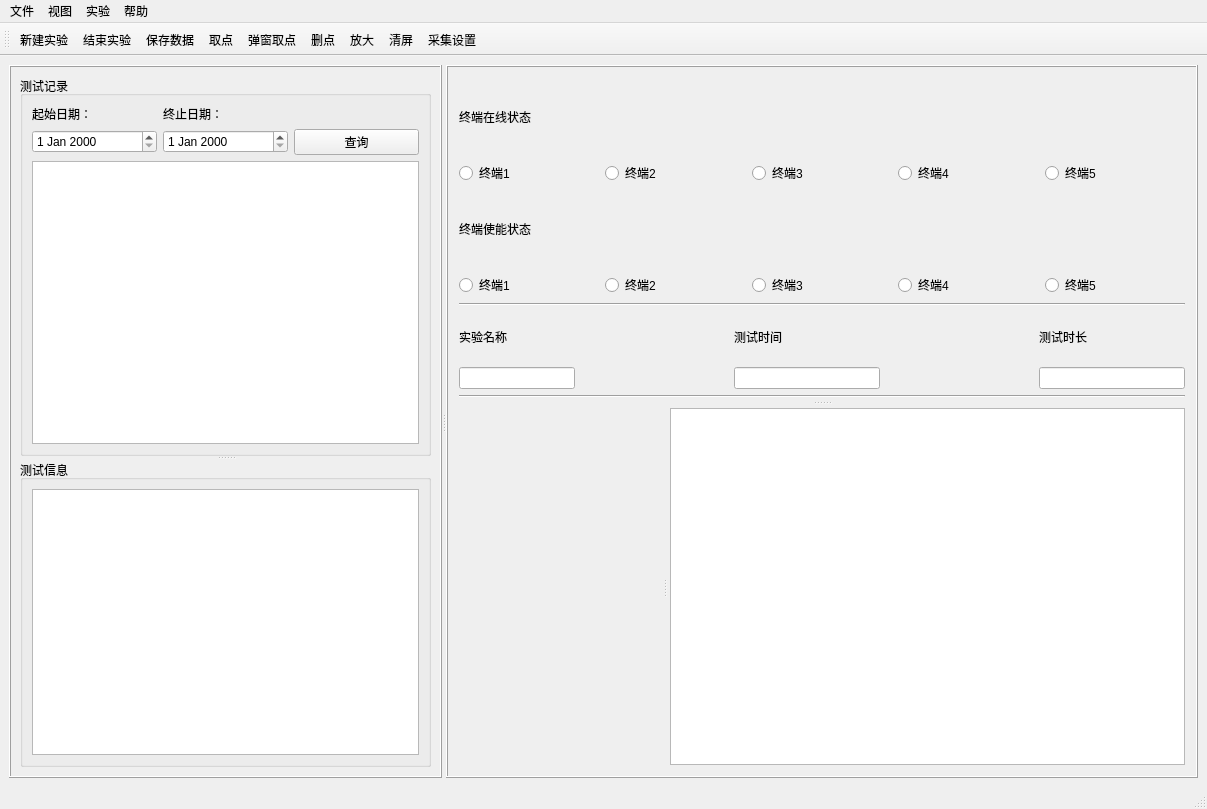
Qt form mainwin.ui (WirelessDataCollect/UpperMonitor) before a commit.
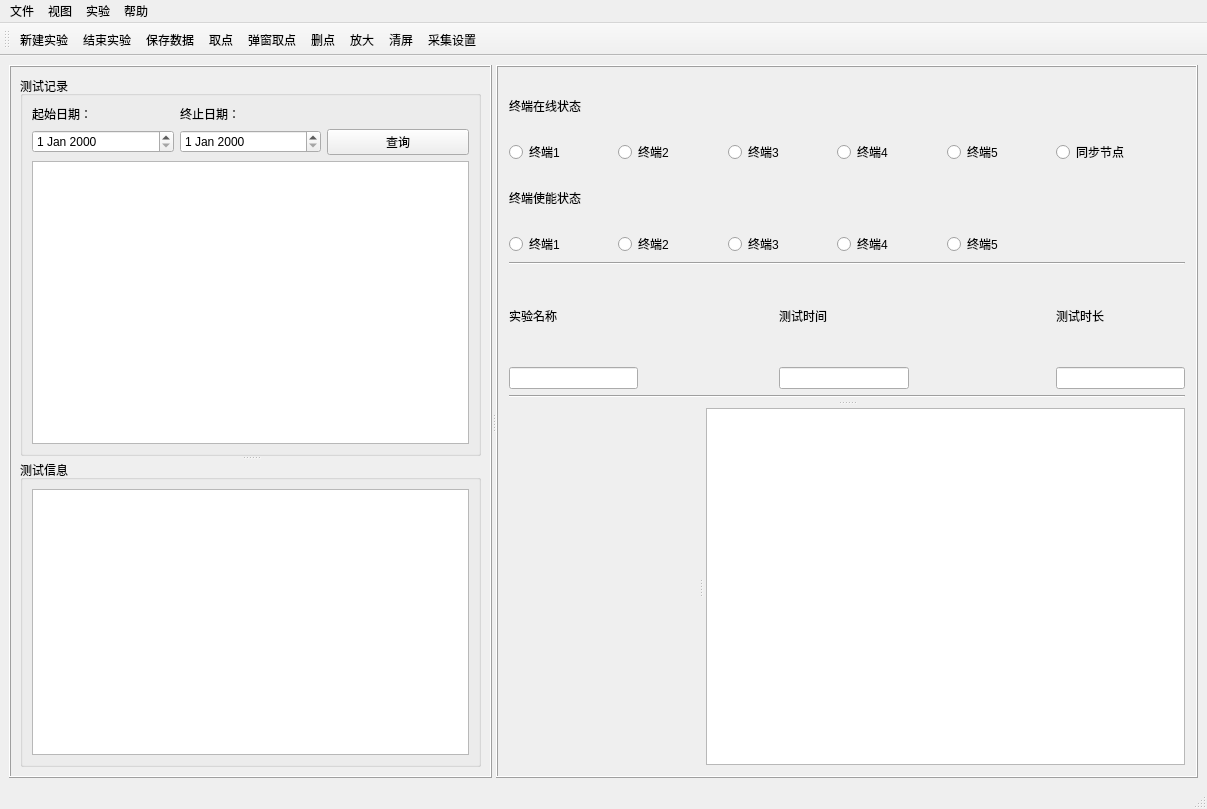
The same form after that commit. Icons and pictures are not drawn.

```diff
--- a/mainwin.ui
+++ b/mainwin.ui
@@ -125,7 +125,7 @@
         <property name="bottomMargin">
          <number>11</number>
         </property>
-        <item row="0" column="0">
+        <item row="0" column="1">
          <widget class="QSplitter" name="splitter_2">
           <property name="frameShape">
            <enum>QFrame::NoFrame</enum>
@@ -146,25 +146,184 @@
 }</string>
            </property>
            <layout class="QGridLayout" name="gridLayout_9">
-            <property name="leftMargin">
-             <number>0</number>
-            </property>
-            <property name="topMargin">
-             <number>0</number>
-            </property>
-            <property name="rightMargin">
-             <number>0</number>
-            </property>
-            <property name="bottomMargin">
-             <number>0</number>
-            </property>
-            <item row="0" column="0">
-             <widget class="QLabel" name="label">
+            <item row="3" column="0" colspan="5">
+             <layout class="QHBoxLayout" name="horizontalLayout_2">
+              <item>
+               <widget class="QRadioButton" name="radioButton_6">
+                <property name="text">
+                 <string>终端1</string>
+                </property>
+               </widget>
+              </item>
+              <item>
+               <widget class="QRadioButton" name="radioButton_7">
+                <property name="text">
+                 <string>终端2</string>
+                </property>
+               </widget>
+              </item>
+              <item>
+               <widget class="QRadioButton" name="radioButton_8">
+                <property name="text">
+                 <string>终端3</string>
+                </property>
+               </widget>
+              </item>
+              <item>
+               <widget class="QRadioButton" name="radioButton_9">
+                <property name="text">
+                 <string>终端4</string>
+                </property>
+               </widget>
+              </item>
+              <item>
+               <widget class="QRadioButton" name="radioButton_10">
+                <property name="text">
+                 <string>终端5</string>
+                </property>
+               </widget>
+              </item>
+             </layout>
+            </item>
+            <item row="6" column="1">
+             <spacer name="horizontalSpacer_7">
+              <property name="orientation">
+               <enum>Qt::Horizontal</enum>
+              </property>
+              <property name="sizeHint" stdset="0">
+               <size>
+                <width>40</width>
+                <height>20</height>
+               </size>
+              </property>
+             </spacer>
+            </item>
+            <item row="1" column="5">
+             <widget class="QRadioButton" name="radioButton_11">
+              <property name="sizePolicy">
+               <sizepolicy hsizetype="Minimum" vsizetype="Preferred">
+                <horstretch>0</horstretch>
+                <verstretch>0</verstretch>
+               </sizepolicy>
+              </property>
               <property name="text">
-               <string>终端在线状态</string>
+               <string>同步节点</string>
               </property>
              </widget>
             </item>
+            <item row="6" column="3">
+             <spacer name="horizontalSpacer_4">
+              <property name="orientation">
+               <enum>Qt::Horizontal</enum>
+              </property>
+              <property name="sizeHint" stdset="0">
+               <size>
+                <width>40</width>
+                <height>20</height>
+               </size>
+              </property>
+             </spacer>
+            </item>
+            <item row="5" column="5" rowspan="2">
+             <layout class="QGridLayout" name="gridLayout_8">
+              <item row="0" column="0">
+               <widget class="QLabel" name="label_6">
+                <property name="text">
+                 <string>测试时长</string>
+                </property>
+               </widget>
+              </item>
+              <item row="0" column="1">
+               <spacer name="horizontalSpacer_6">
+                <property name="orientation">
+                 <enum>Qt::Horizontal</enum>
+                </property>
+                <property name="sizeHint" stdset="0">
+                 <size>
+                  <width>62</width>
+                  <height>15</height>
+                 </size>
+                </property>
+               </spacer>
+              </item>
+              <item row="1" column="0" colspan="2">
+               <widget class="QLineEdit" name="lineEdit_3"/>
+              </item>
+             </layout>
+            </item>
+            <item row="1" column="0" colspan="5">
+             <layout class="QHBoxLayout" name="horizontalLayout">
+              <item>
+               <widget class="QRadioButton" name="radioButton">
+                <property name="text">
+                 <string>终端1</string>
+                </property>
+               </widget>
+              </item>
+              <item>
+               <widget class="QRadioButton" name="radioButton_2">
+                <property name="text">
+                 <string>终端2</string>
+                </property>
+               </widget>
+              </item>
+              <item>
+               <widget class="QRadioButton" name="radioButton_3">
+                <property name="text">
+                 <string>终端3</string>
+                </property>
+               </widget>
+              </item>
+              <item>
+               <widget class="QRadioButton" name="radioButton_4">
+                <property name="text">
+                 <string>终端4</string>
+                </property>
+               </widget>
+              </item>
+              <item>
+               <widget class="QRadioButton" name="radioButton_5">
+                <property name="text">
+                 <string>终端5</string>
+                </property>
+               </widget>
+              </item>
+             </layout>
+            </item>
+            <item row="4" column="0" colspan="6">
+             <widget class="Line" name="line_2">
+              <property name="orientation">
+               <enum>Qt::Horizontal</enum>
+              </property>
+             </widget>
+            </item>
+            <item row="5" column="2" rowspan="2">
+             <layout class="QGridLayout" name="gridLayout_7">
+              <item row="0" column="0">
+               <widget class="QLabel" name="label_5">
+                <property name="text">
+                 <string>测试时间</string>
+                </property>
+               </widget>
+              </item>
+              <item row="0" column="1">
+               <spacer name="horizontalSpacer_5">
+                <property name="orientation">
+                 <enum>Qt::Horizontal</enum>
+                </property>
+                <property name="sizeHint" stdset="0">
+                 <size>
+                  <width>43</width>
+                  <height>15</height>
+                 </size>
+                </property>
+               </spacer>
+              </item>
+              <item row="1" column="0" colspan="2">
+               <widget class="QLineEdit" name="lineEdit_2"/>
+              </item>
+             </layout>
+            </item>
             <item row="2" column="0">
              <widget class="QLabel" name="label_7">
               <property name="text">
@@ -172,14 +331,14 @@
               </property>
              </widget>
             </item>
-            <item row="4" column="0" colspan="6">
-             <widget class="Line" name="line_2">
-              <property name="orientation">
-               <enum>Qt::Horizontal</enum>
+            <item row="0" column="0">
+             <widget class="QLabel" name="label">
+              <property name="text">
+               <string>终端在线状态</string>
               </property>
              </widget>
             </item>
-            <item row="5" column="0" colspan="2">
+            <item row="5" column="0" rowspan="2">
              <layout class="QGridLayout" name="gridLayout_3">
               <item row="0" column="0">
                <widget class="QLabel" name="label_4">
@@ -213,171 +372,13 @@
               </item>
              </layout>
             </item>
-            <item row="5" column="2">
-             <spacer name="horizontalSpacer">
-              <property name="orientation">
-               <enum>Qt::Horizontal</enum>
-              </property>
-              <property name="sizeHint" stdset="0">
-               <size>
-                <width>90</width>
-                <height>20</height>
-               </size>
-              </property>
-             </spacer>
-            </item>
-            <item row="5" column="3">
-             <layout class="QGridLayout" name="gridLayout_7">
-              <item row="0" column="0">
-               <widget class="QLabel" name="label_5">
-                <property name="text">
-                 <string>测试时间</string>
-                </property>
-               </widget>
-              </item>
-              <item row="0" column="1">
-               <spacer name="horizontalSpacer_5">
-                <property name="orientation">
-                 <enum>Qt::Horizontal</enum>
-                </property>
-                <property name="sizeHint" stdset="0">
-                 <size>
-                  <width>43</width>
-                  <height>15</height>
-                 </size>
-                </property>
-               </spacer>
-              </item>
-              <item row="1" column="0" colspan="2">
-               <widget class="QLineEdit" name="lineEdit_2"/>
-              </item>
-             </layout>
-            </item>
-            <item row="5" column="4">
-             <spacer name="horizontalSpacer_2">
-              <property name="orientation">
-               <enum>Qt::Horizontal</enum>
-              </property>
-              <property name="sizeHint" stdset="0">
-               <size>
-                <width>90</width>
-                <height>20</height>
-               </size>
-              </property>
-             </spacer>
-            </item>
-            <item row="5" column="5">
-             <layout class="QGridLayout" name="gridLayout_8">
-              <item row="0" column="0">
-               <widget class="QLabel" name="label_6">
-                <property name="text">
-                 <string>测试时长</string>
-                </property>
-               </widget>
-              </item>
-              <item row="0" column="1">
-               <spacer name="horizontalSpacer_6">
-                <property name="orientation">
-                 <enum>Qt::Horizontal</enum>
-                </property>
-                <property name="sizeHint" stdset="0">
-                 <size>
-                  <width>62</width>
-                  <height>15</height>
-                 </size>
-                </property>
-               </spacer>
-              </item>
-              <item row="1" column="0" colspan="2">
-               <widget class="QLineEdit" name="lineEdit_3"/>
-              </item>
-             </layout>
-            </item>
-            <item row="6" column="0" colspan="6">
+            <item row="7" column="0" colspan="6">
              <widget class="Line" name="line">
               <property name="orientation">
                <enum>Qt::Horizontal</enum>
               </property>
              </widget>
             </item>
-            <item row="1" column="0" colspan="6">
-             <layout class="QHBoxLayout" name="horizontalLayout">
-              <item>
-               <widget class="QRadioButton" name="radioButton">
-                <property name="text">
-                 <string>终端1</string>
-                </property>
-               </widget>
-              </item>
-              <item>
-               <widget class="QRadioButton" name="radioButton_2">
-                <property name="text">
-                 <string>终端2</string>
-                </property>
-               </widget>
-              </item>
-              <item>
-               <widget class="QRadioButton" name="radioButton_3">
-                <property name="text">
-                 <string>终端3</string>
-                </property>
-               </widget>
-              </item>
-              <item>
-               <widget class="QRadioButton" name="radioButton_4">
-                <property name="text">
-                 <string>终端4</string>
-                </property>
-               </widget>
-              </item>
-              <item>
-               <widget class="QRadioButton" name="radioButton_5">
-                <property name="text">
-                 <string>终端5</string>
-                </property>
-               </widget>
-              </item>
-             </layout>
-            </item>
-            <item row="3" column="0" colspan="6">
-             <layout class="QHBoxLayout" name="horizontalLayout_2">
-              <item>
-               <widget class="QRadioButton" name="radioButton_6">
-                <property name="text">
-                 <string>终端1</string>
-                </property>
-               </widget>
-              </item>
-              <item>
-               <widget class="QRadioButton" name="radioButton_7">
-                <property name="text">
-                 <string>终端2</string>
-                </property>
-               </widget>
-              </item>
-              <item>
-               <widget class="QRadioButton" name="radioButton_8">
-                <property name="text">
-                 <string>终端3</string>
-                </property>
-               </widget>
-              </item>
-              <item>
-               <widget class="QRadioButton" name="radioButton_9">
-                <property name="text">
-                 <string>终端4</string>
-                </property>
-               </widget>
-              </item>
-              <item>
-               <widget class="QRadioButton" name="radioButton_10">
-                <property name="text">
-                 <string>终端5</string>
-                </property>
-               </widget>
-              </item>
-             </layout>
-            </item>
            </layout>
           </widget>
           <widget class="QSplitter" name="splitter">
```
